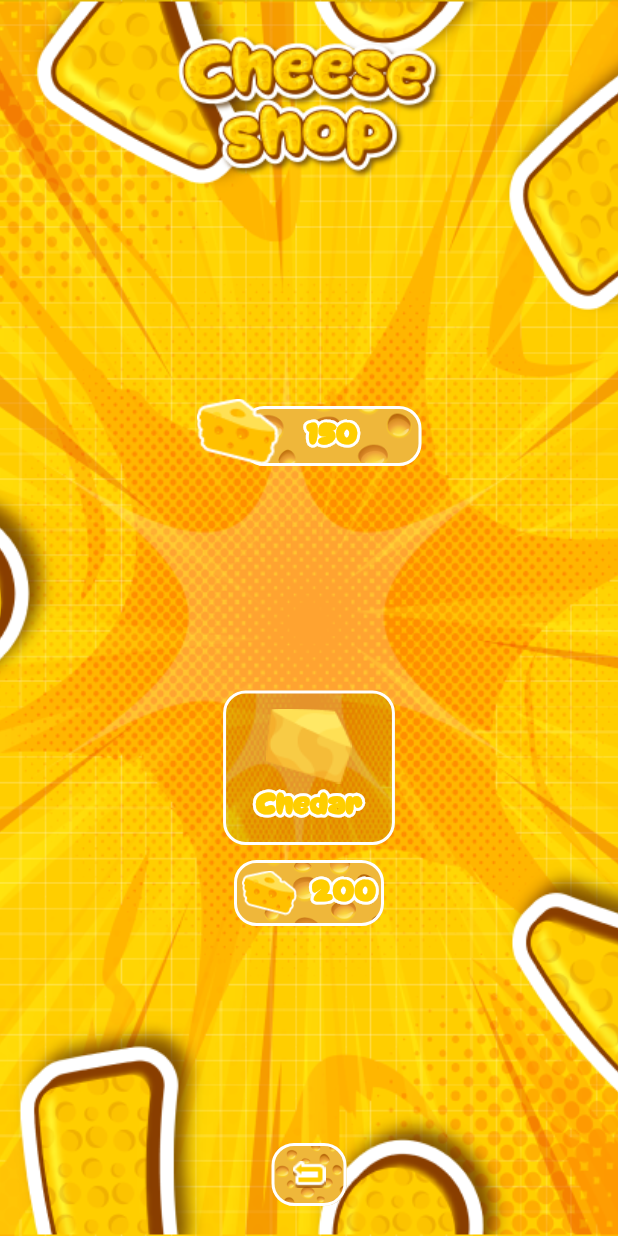
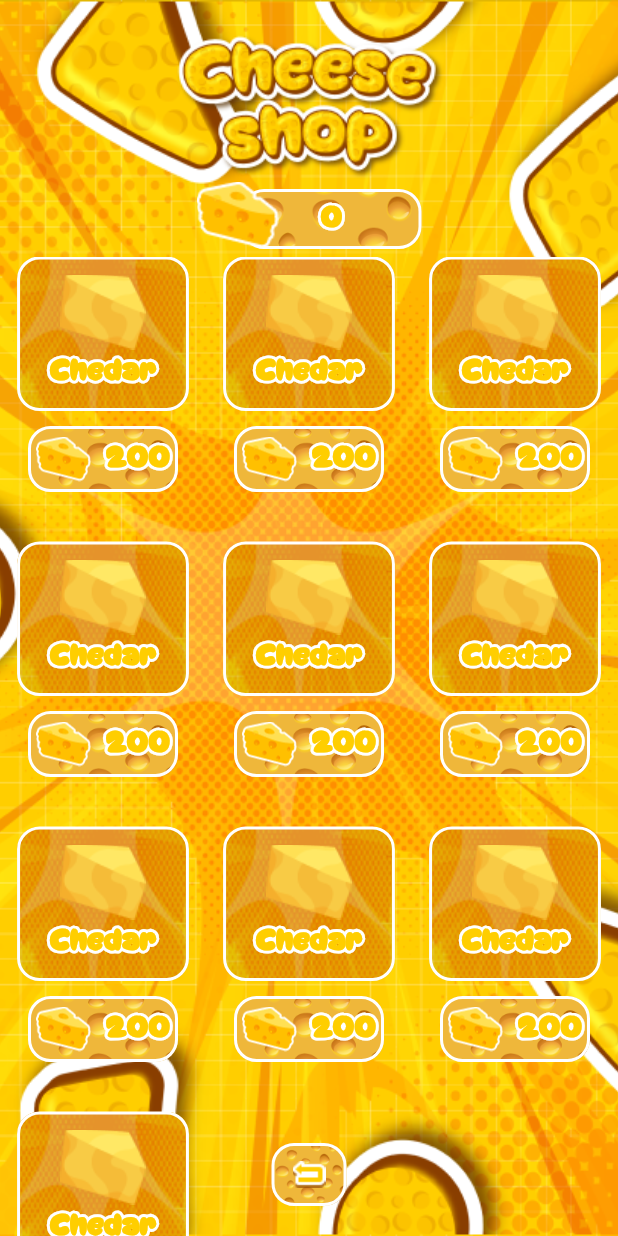
Before and after one commit to dobean99/cheese_chase, a Flutter app: the screen it shows after launch, after a tap on "Cheese shop", on a phone screen of 412 x 824 dp. Run offline on Flutter 3.47's test engine with Material 3 defaults, Android fonts, the phone set to English and light mode, and no system bars; our stand-ins replace flutter_spinkit, hive, hive_flutter; missing offline and left inert: flame, flame_audio; accounts and stored records are empty; generated files the repository leaves out were written again.

Commit message:
add collision and shop screen

```diff
--- a/lib/config/assets/png_assets.dart
+++ b/lib/config/assets/png_assets.dart
@@ -26,6 +26,7 @@ class PngAssets {
 //get only file name .png ==> example "blue_ballon.png"
   static String get player => 'player'.src;
   static String get plusCheese => 'plus_cheese'.src;
+  static String get scoreBackground => 'score_background'.src;
   static String get cheeseFreeA => 'cheese_free_A'.src;
   static String get cheeseFreeB => 'cheese_free_B'.src;
   static String get cheeseA => 'cheese_A'.src;
--- a/lib/game/components/cheese.dart
+++ b/lib/game/components/cheese.dart
@@ -21,9 +21,8 @@ class Cheese extends SpriteComponent
   Cheese({
     required this.spritePath,
     required Vector2? position,
-    required Vector2? size,
-  }) : super(position: position, size: size) {
-    angle = pi;
+  }) : super(position: position) {
+    angle = pi * _random.nextDouble();
   }
 
   @override
@@ -33,10 +32,20 @@ class Cheese extends SpriteComponent
   }
 
   @override
+  void onMount() {
+    final shape = CircleHitbox.relative(
+      0.8,
+      parentSize: size,
+      position: size / 2,
+      anchor: Anchor.center,
+    );
+    add(shape);
+    super.onMount();
+  }
+
+  @override
   void onCollision(Set<Vector2> intersectionPoints, PositionComponent other) {
     super.onCollision(intersectionPoints, other);
-    print("collision");
-
     if (other is Player) {
       destroy();
     }
--- a/lib/game/components/player.dart
+++ b/lib/game/components/player.dart
@@ -8,13 +8,14 @@ import 'package:cheese_chase/models/player_data.dart';
 import 'package:flame/collisions.dart';
 import 'package:flame/components.dart';
 import 'package:flutter/services.dart';
+import 'package:provider/provider.dart';
 
 // This component class represents the player character in game.
 class Player extends SpriteComponent
     with CollisionCallbacks, HasGameReference<CheeseChase>, KeyboardHandler {
   JoystickComponent joystick;
   late PlayerData _playerData;
-  int get score => _playerData.currentScore;
+  int get score => _playerData.money;
   final _random = Random();
 
   Vector2 getRandomVector() {
@@ -36,9 +37,6 @@ class Player extends SpriteComponent
   @override
   void onMount() {
     super.onMount();
-
-    // Adding a circular hitbox with radius as 0.8 times
-    // the smallest dimension of this components size.
     final shape = CircleHitbox.relative(
       0.8,
       parentSize: size,
@@ -47,7 +45,7 @@ class Player extends SpriteComponent
     );
     add(shape);
 
-    // _playerData = Provider.of<PlayerData>(game.buildContext!, listen: false);
+    _playerData = Provider.of<PlayerData>(game.buildContext!, listen: false);
   }
 
   @override
@@ -59,8 +57,7 @@ class Player extends SpriteComponent
       game.gameOver();
     }
     if (other is Cheese) {
-      print("onCollision");
-      // addToScore();
+      addToScore();
     }
   }
 
@@ -133,8 +130,6 @@ class Player extends SpriteComponent
 
   void joystickAction() {}
 
-
-
   void reset() {
     position = size / 2;
   }
--- a/lib/game/managers/cheese_manager.dart
+++ b/lib/game/managers/cheese_manager.dart
@@ -12,7 +12,7 @@ class CheeseManager extends Component with HasGameReference<CheeseChase> {
   Random random = Random();
 
   CheeseManager() : super() {
-    _timer = Timer(1, onTick: _spawnCheese, repeat: true);
+    _timer = Timer(1, onTick: () {}, repeat: true);
     // for (int i = 0; i < 10; i++) {
     //   _spawnEnemy();
     // }
@@ -36,7 +36,6 @@ class CheeseManager extends Component with HasGameReference<CheeseChase> {
       Cheese cheese = Cheese(
         spritePath: cheeseData.assetPath,
         position: position,
-        size: initialSize,
       );
       cheese.anchor = Anchor.center;
 
@@ -48,6 +47,9 @@ class CheeseManager extends Component with HasGameReference<CheeseChase> {
   void onMount() {
     super.onMount();
     _timer.start();
+    for (int i = 0; i < 10; i++) {
+      _spawnCheese();
+    }
   }
 
   @override
--- a/lib/screens/shop_screen.dart
+++ b/lib/screens/shop_screen.dart
@@ -11,9 +11,10 @@ class ShopScreen extends StatelessWidget {
   @override
   Widget build(BuildContext context) {
     return BaseLayout(
-      child: Center(
-        child: Column(
-          mainAxisAlignment: MainAxisAlignment.spaceBetween,
+      child: Stack(
+        alignment: Alignment.center,
+        children: [
+          Column(
             children: [
               Padding(
                 padding: const EdgeInsets.only(top: 20.0),
@@ -22,17 +23,27 @@ class ShopScreen extends StatelessWidget {
                 ),
               ),
               const CheeseCollected(),
-            Column(
-              mainAxisAlignment: MainAxisAlignment.center,
-              children: [
-                ShopCheesItem(
+              Flexible(
+                child: GridView.builder(
+                  gridDelegate: const SliverGridDelegateWithFixedCrossAxisCount(
+                    crossAxisCount: 3,
+                    crossAxisSpacing: 0,
+                    mainAxisSpacing: 40.0,
+                    mainAxisExtent: 150,
+                  ),
+                  itemBuilder: (_, index) => ShopCheesItem(
                     itemName: 'Chedar',
                     assetImage: PngAssets.cheeseBackground,
                     amount: 200,
-                )
+                  ),
+                  itemCount: 10,
+                ),
+              ),
             ],
           ),
-            Padding(
+          Positioned(
+            bottom: 0,
+            child: Padding(
               padding: const EdgeInsets.only(bottom: 20.0),
               child: RoundedGradientStrokeButton(
                   width: 50,
@@ -41,8 +52,8 @@ class ShopScreen extends StatelessWidget {
                   },
                   child: Image.asset(PngAssets.backIcon)),
             ),
+          )
         ],
-        ),
       ),
     );
   }
--- a/lib/widgets/commons/cheese_collected.dart
+++ b/lib/widgets/commons/cheese_collected.dart
@@ -1,10 +1,16 @@
 import 'package:cheese_chase/config/assets/png_assets.dart';
+import 'package:cheese_chase/game/cheese_chase.dart';
+import 'package:cheese_chase/models/player_data.dart';
 import 'package:cheese_chase/widgets/commons/rounded_gradient_stroke_button.dart';
 import 'package:cheese_chase/widgets/commons/stroke_text.dart';
 import 'package:flutter/material.dart';
+import 'package:provider/provider.dart';
 
 class CheeseCollected extends StatelessWidget {
-  const CheeseCollected({super.key});
+  static const String id = 'CheeseCollected';
+  final CheeseChase? game;
+
+  const CheeseCollected({super.key, this.game});
 
   @override
   Widget build(BuildContext context) {
@@ -14,14 +20,22 @@ class CheeseCollected extends StatelessWidget {
       child: Stack(
         alignment: Alignment.center,
         children: [
-          const Positioned(
+          Positioned(
             top: 5,
             left: 30,
             child: RoundedGradientStrokeButton(
-                height: 40,
-                width: 120,
-                paddingChild: 0,
-                child: StrokeText(text: "150")),
+              height: 40,
+              width: 120,
+              paddingChild: 0,
+              child: Consumer<PlayerData>(
+                builder: (context, playerData, child) {
+                  String text = game != null
+                      ? game!.player.score.toString()
+                      : playerData.money.toString();
+                  return StrokeText(text: text);
+                },
+              ),
+            ),
           ),
           Positioned(
             top: 0,
--- a/lib/widgets/commons/shop_cheese_item.dart
+++ b/lib/widgets/commons/shop_cheese_item.dart
@@ -18,6 +18,7 @@ class ShopCheesItem extends StatelessWidget {
   @override
   Widget build(BuildContext context) {
     return Column(
+      mainAxisAlignment: MainAxisAlignment.start,
       children: [
         Container(
             decoration: BoxDecoration(
@@ -33,8 +34,8 @@ class ShopCheesItem extends StatelessWidget {
               ),
             ),
             child: Padding(
-              padding:
-                  const EdgeInsets.symmetric(horizontal: 20.0, vertical: 10.0),
+              padding: const EdgeInsets.symmetric(
+                  horizontal: 20.0, vertical: 10.0),
               child: Column(
                 children: [
                   Image.asset(PngAssets.cheeseAIcon),
```
Also changed, not shown: lib/game/cheese_chase.dart (+60 -11 lines), lib/game/components/enemy.dart (+15 -3 lines), lib/game/managers/enemy_manager.dart (+6 -9 lines), lib/screens/game_play.dart (+9 -0 lines), assets/images/clock.png (deleted), assets/images/score_background.png (added). Lines whose indentation alone changed are shown as unchanged.
